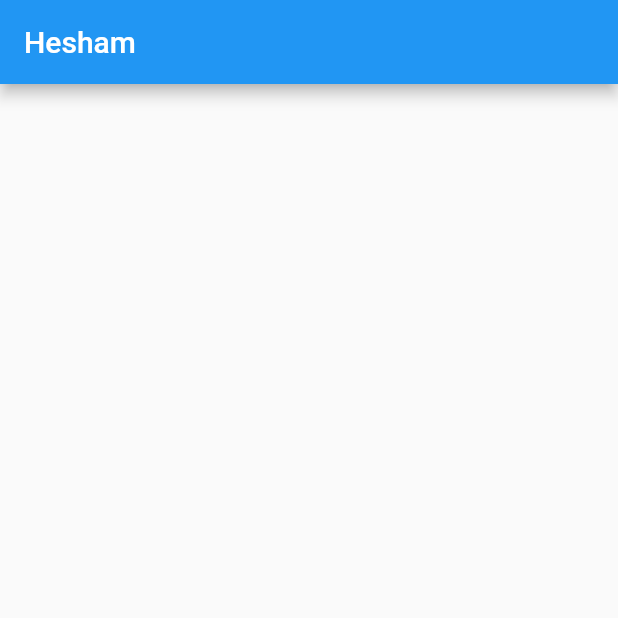
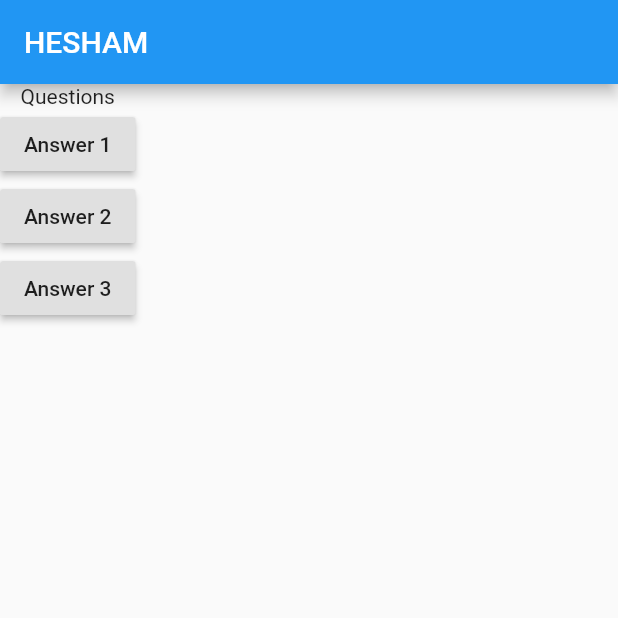
Before and after one commit to Heshamoov/HelloWorld--Flutter, a Flutter app: the screen it shows after launch, on a phone screen of 412 x 824 dp, the top half of it. Run offline on Flutter 3.47's test engine with Material 2 defaults, Android fonts, the phone set to English and light mode, and no system bars.

Commit message:
Scaffold (Anonymous Functions)

```diff
--- a/lib/main.dart
+++ b/lib/main.dart
@@ -3,8 +3,38 @@ import 'package:flutter/material.dart';
 void main() => runApp(Hesham());
 
 class Hesham extends StatelessWidget {
+  void printText(){
+    print('Hello');
+  }
+
   @override
   Widget build(BuildContext context) {
-    return MaterialApp(home: Scaffold(appBar: AppBar(title: Text('Hesham'),),),);
+    return MaterialApp(
+      home: Scaffold(
+        appBar: AppBar(
+          title: Text('HESHAM'),
+        ),
+        body: Column(
+          children: <Widget>[
+            Text('Questions'),
+            RaisedButton(
+              child: Text('Answer 1'),
+              onPressed: printText,
+            ),
+            RaisedButton(
+              child: Text('Answer 2'),
+              onPressed: () => print('Answer 2'),
+            ),
+            RaisedButton(
+              child: Text('Answer 3'),
+              onPressed: () {
+                // ...
+                print('Answer 3');
+              },
+            ),
+          ],
+        ),
+      ),
+    );
   }
 }
```
